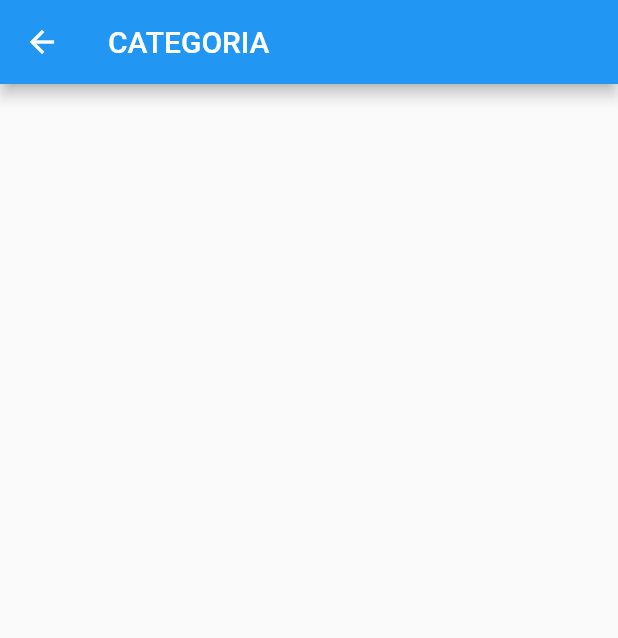
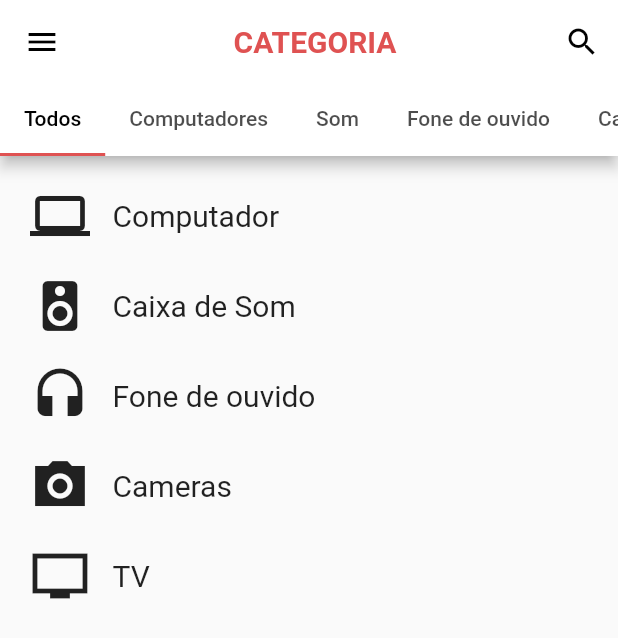
Before and after one commit to BrunoSapalacio/pim5, a Flutter app: the Home screen opened by its route, on a phone screen of 412 x 824 dp. Shown: the top 638 px of the screen. Run offline on Flutter 3.47's test engine with Material 2 defaults, Android fonts, the phone set to English and light mode, and no system bars; our stand-ins replace circular_check_box.

Commit message:
categorias adicionadas

```diff
--- a/lib/main.dart
+++ b/lib/main.dart
@@ -1,6 +1,6 @@
 import 'package:flutter/material.dart';
 import 'package:pim5/views/home.dart';
-import 'package:pim5/views/recover_pass.dart';
+import 'views/cadastro.dart';
 import 'views/login.dart';
 
 void main() {
--- a/lib/views/home.dart
+++ b/lib/views/home.dart
@@ -1,4 +1,10 @@
 import 'package:flutter/material.dart';
+import 'package:pim5/views/tabs/cameras.dart';
+import 'package:pim5/views/tabs/computadores.dart';
+import 'package:pim5/views/tabs/fones.dart';
+import 'package:pim5/views/tabs/som.dart';
+import 'package:pim5/views/tabs/todos.dart';
+import 'package:pim5/views/tabs/tv.dart';
 
 class Home extends StatefulWidget {
   @override
@@ -8,9 +14,71 @@ class Home extends StatefulWidget {
 class _HomeState extends State<Home> {
   @override
   Widget build(BuildContext context) {
-    return Scaffold(
-      appBar: AppBar(
-        title: Text('CATEGORIA'),
+    return DefaultTabController(
+      length: 6,
+      child: Scaffold(
+        appBar: AppBar(
+          iconTheme: IconThemeData(
+            color: Colors.black,
+          ),
+          backgroundColor: Colors.white,
+          foregroundColor: Colors.black,
+          textTheme: TextTheme(
+            headline6: TextStyle(
+              color: Color(0XFFdf5252),
+              fontSize: 20,
+              fontWeight: FontWeight.bold,
+            ),
+          ),
+          title: Center(
+            child: Text(
+              'CATEGORIA',
+              textAlign: TextAlign.center,
+            ),
+          ),
+          actions: [
+            IconButton(
+              icon: Icon(Icons.search),
+              onPressed: () {},
+            ),
+          ],
+          bottom: TabBar(
+            isScrollable: true,
+            labelColor: Colors.black,
+            indicatorColor: Color(0XFFdf5252),
+            tabs: [
+              Tab(
+                text: 'Todos',
+              ),
+              Tab(
+                text: 'Computadores',
+              ),
+              Tab(
+                text: 'Som',
+              ),
+              Tab(
+                text: 'Fone de ouvido',
+              ),
+              Tab(
+                text: 'Cameras',
+              ),
+              Tab(
+                text: 'TV',
+              ),
+            ],
+          ),
+        ),
+        drawer: Drawer(),
+        body: TabBarView(
+          children: [
+            TodosView(),
+            ComputadoresView(),
+            SomView(),
+            FonesView(),
+            CamerasView(),
+            TvView(),
+          ],
+        ),
       ),
     );
   }
--- /dev/null
+++ b/lib/views/tabs/cameras.dart
@@ -0,0 +1,13 @@
+import 'package:flutter/material.dart';
+
+class CamerasView extends StatefulWidget {
+  @override
+  _CamerasViewState createState() => _CamerasViewState();
+}
+
+class _CamerasViewState extends State<CamerasView> {
+  @override
+  Widget build(BuildContext context) {
+    return Container();
+  }
+}
--- /dev/null
+++ b/lib/views/tabs/computadores.dart
@@ -0,0 +1,13 @@
+import 'package:flutter/material.dart';
+
+class ComputadoresView extends StatefulWidget {
+  @override
+  _ComputadoresViewState createState() => _ComputadoresViewState();
+}
+
+class _ComputadoresViewState extends State<ComputadoresView> {
+  @override
+  Widget build(BuildContext context) {
+    return Container();
+  }
+}
--- /dev/null
+++ b/lib/views/tabs/fones.dart
@@ -0,0 +1,13 @@
+import 'package:flutter/material.dart';
+
+class FonesView extends StatefulWidget {
+  @override
+  _FonesViewState createState() => _FonesViewState();
+}
+
+class _FonesViewState extends State<FonesView> {
+  @override
+  Widget build(BuildContext context) {
+    return Container();
+  }
+}
--- /dev/null
+++ b/lib/views/tabs/som.dart
@@ -0,0 +1,13 @@
+import 'package:flutter/material.dart';
+
+class SomView extends StatefulWidget {
+  @override
+  _SomViewState createState() => _SomViewState();
+}
+
+class _SomViewState extends State<SomView> {
+  @override
+  Widget build(BuildContext context) {
+    return Container();
+  }
+}
--- /dev/null
+++ b/lib/views/tabs/todos.dart
@@ -0,0 +1,71 @@
+import 'package:flutter/material.dart';
+
+class TodosView extends StatefulWidget {
+  @override
+  _TodosViewState createState() => _TodosViewState();
+}
+
+class _TodosViewState extends State<TodosView> {
+  @override
+  Widget build(BuildContext context) {
+    return SingleChildScrollView(
+      child: Padding(
+        padding: const EdgeInsets.only(
+          top: 20.0,
+          left: 20.0,
+        ),
+        child: Column(
+          mainAxisAlignment: MainAxisAlignment.center,
+          crossAxisAlignment: CrossAxisAlignment.start,
+          children: [
+            ItemCategoria(
+              label: "Computador",
+              icon: Icons.computer,
+            ),
+            ItemCategoria(
+              label: "Caixa de Som",
+              icon: Icons.speaker,
+            ),
+            ItemCategoria(
+              label: "Fone de ouvido",
+              icon: Icons.headset,
+            ),
+            ItemCategoria(
+              label: "Cameras",
+              icon: Icons.camera_alt_sharp,
+            ),
+            ItemCategoria(label: "TV", icon: Icons.tv_sharp),
+          ],
+        ),
+      ),
+    );
+  }
+}
+
+class ItemCategoria extends StatelessWidget {
+  final String label;
+  final IconData icon;
+
+  const ItemCategoria({Key key, this.label, this.icon}) : super(key: key);
+  @override
+  Widget build(BuildContext context) {
+    return Padding(
+      padding: const EdgeInsets.only(bottom: 20.0),
+      child: Row(
+        children: [
+          Icon(
+            icon,
+            size: 40.0,
+          ),
+          SizedBox(width: 15.0),
+          Text(
+            label,
+            style: TextStyle(
+              fontSize: 20.0,
+            ),
+          ),
+        ],
+      ),
+    );
+  }
+}
--- /dev/null
+++ b/lib/views/tabs/tv.dart
@@ -0,0 +1,13 @@
+import 'package:flutter/material.dart';
+
+class TvView extends StatefulWidget {
+  @override
+  _TvViewState createState() => _TvViewState();
+}
+
+class _TvViewState extends State<TvView> {
+  @override
+  Widget build(BuildContext context) {
+    return Container();
+  }
+}
```
Also changed, not shown: lib/views/cadastro.dart (renamed from lib/views/recover_pass.dart).
